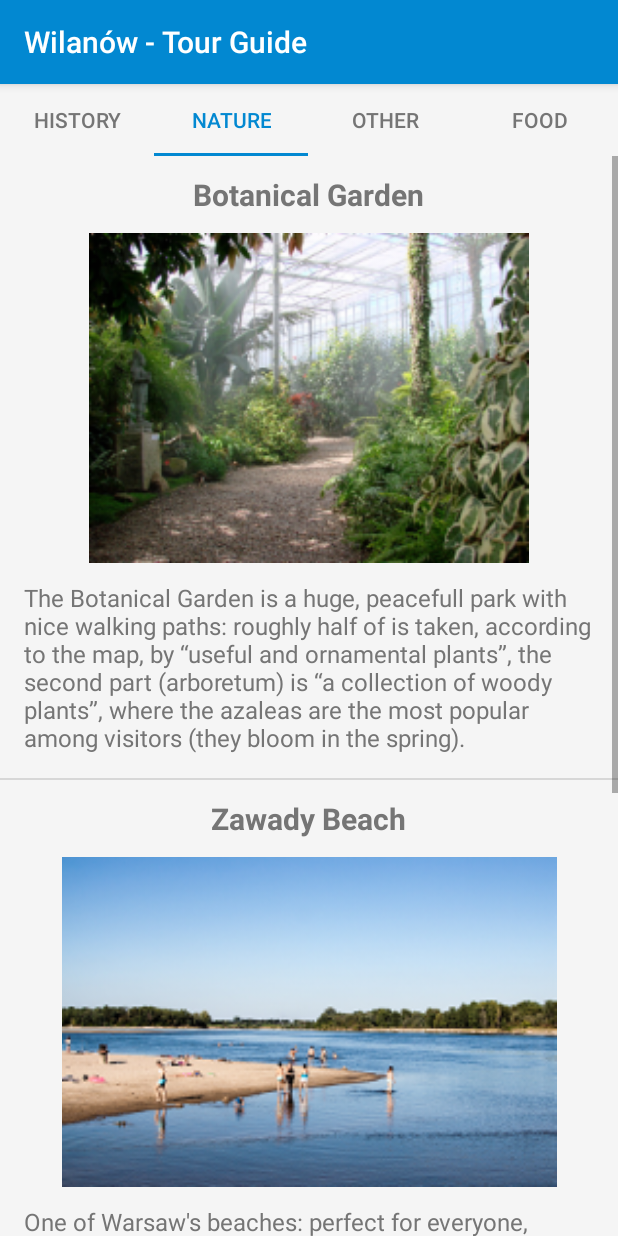
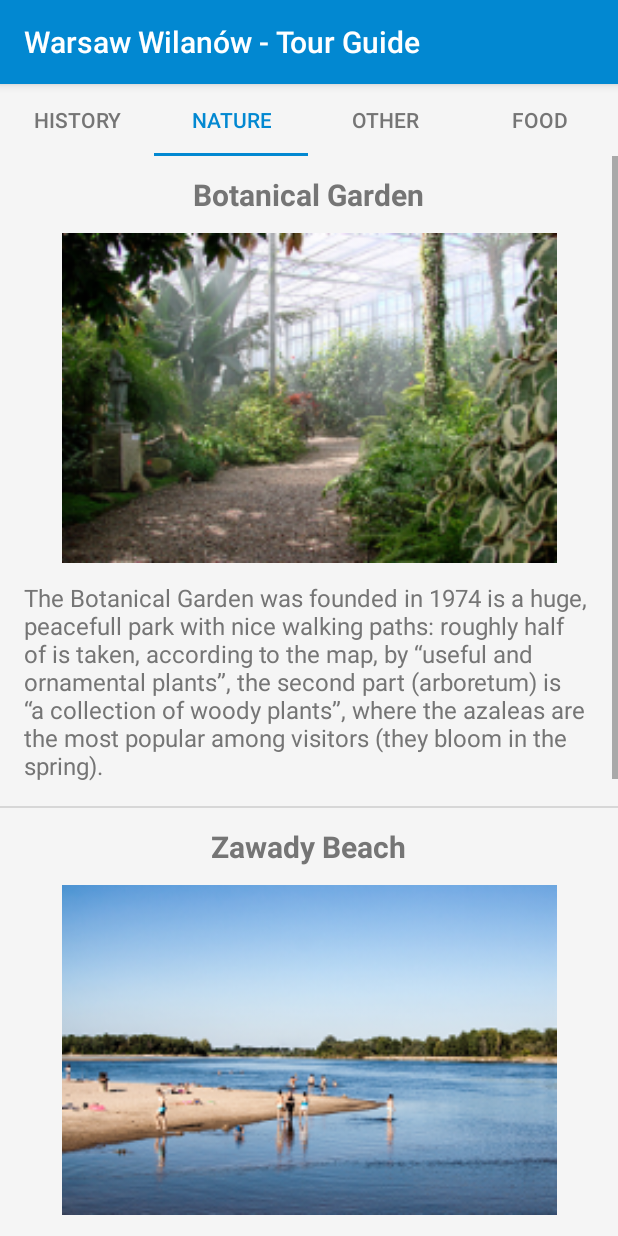
Before and after one commit to Batmanistka/TourQuide2, an Android app: the screen it shows after launch (MainActivity), tab 2 chosen, on a phone screen of 412 x 824 dp. Run offline under Robolectric (Android 15) with nearby library versions, the phone set to English and light mode, and no system bars.

```diff
--- a/app/src/main/java/com/example/android/tourquide/CategoryAdapter.java
+++ b/app/src/main/java/com/example/android/tourquide/CategoryAdapter.java
@@ -14,9 +14,6 @@ public class CategoryAdapter extends FragmentPagerAdapter {
 
     /**
      * Create a new {@link CategoryAdapter} object.
-     *
-     * @param fm is the fragment manager that will keep each fragment's state in the adapter
-     *           across swipes.
      */
     public CategoryAdapter(Context context, FragmentManager fm) {
         super(fm);
--- a/app/src/main/java/com/example/android/tourquide/MainActivity.java
+++ b/app/src/main/java/com/example/android/tourquide/MainActivity.java
@@ -26,12 +26,6 @@ public class MainActivity extends AppCompatActivity {
 
         // Find the tab layout that shows the tabs
         TabLayout tabLayout = (TabLayout) findViewById(R.id.tabs);
-
-        // Connect the tab layout with the view pager. This will
-        //   1. Update the tab layout when the view pager is swiped
-        //   2. Update the view pager when a tab is selected
-        //   3. Set the tab layout's tab names with the view pager's adapter's titles
-        //      by calling onPageTitle()
         tabLayout.setupWithViewPager(viewPager);
     }
 }
--- a/app/src/main/java/com/example/android/tourquide/Place.java
+++ b/app/src/main/java/com/example/android/tourquide/Place.java
@@ -11,14 +11,11 @@ public class Place {
     /** Image resource ID of place*/
     private int mImageResourceId = NO_IMAGE_PROVIDED;
 
-    /** Constant value that represents no image was provided  */
+    /** If no image was provided  */
     private static final int NO_IMAGE_PROVIDED = -1;
 
     /**
      * Create a new Place object.
-     *
-     * @param placeNameId is the string resource ID for name of place
-     * @param placeDescriptionId is the string resource ID for description of place
      */
     public Place(int placeNameId, int placeDescriptionId) {
         mPlaceNameId = placeNameId;
--- a/app/src/main/java/com/example/android/tourquide/PlaceAdapter.java
+++ b/app/src/main/java/com/example/android/tourquide/PlaceAdapter.java
@@ -43,12 +43,12 @@ public class PlaceAdapter extends ArrayAdapter<Place> {
         ImageView imageView = (ImageView) listItemView.findViewById(R.id.image);
         // Check if an image is provided for this place or not
         if (currentPlace.hasImage()) {
-            // If an image is available, display the provided image based on the resource ID
+            // Display available image based on the resource ID
             imageView.setImageResource(currentPlace.getImageResourceId());
             // Make sure the view is visible
             imageView.setVisibility(View.VISIBLE);
         } else {
-            // Otherwise hide the ImageView (set visibility to GONE)
+            // If there is no image - set visibility to GONE
             imageView.setVisibility(View.GONE);
         }
 
@@ -59,8 +59,6 @@ public class PlaceAdapter extends ArrayAdapter<Place> {
         // Set the background color of the text container View
         textContainer.setBackgroundColor(color);
 
-        // Return the whole list item layout (containing 2 TextViews) so that it can be shown in
-        // the ListView.
         return listItemView;
     }
 }
--- a/app/src/main/res/layout/list_item.xml
+++ b/app/src/main/res/layout/list_item.xml
@@ -8,42 +8,18 @@
 
     <LinearLayout
         android:id="@+id/text_container"
-        android:layout_width="match_parent"
-        android:layout_height="wrap_content"
-        android:orientation="vertical"
-        android:layout_marginBottom="16dp"
-        android:layout_marginRight="16dp"
-        android:layout_marginLeft="16dp">
+        style="@style/LinearTwo">
 
         <TextView
             android:id="@+id/place_name_text_view"
-            android:layout_width="wrap_content"
-            android:layout_height="wrap_content"
-            android:layout_gravity="center"
-            android:textColor="#757575"
-            android:textSize="20sp"
-            android:textStyle="bold"
-            tools:text="place name"
-            android:layout_marginTop="12dp"
-            android:gravity="bottom"/>
+            style="@style/TextViewOne" />
 
         <ImageView
             android:id="@+id/image"
-            android:layout_width="380dp"
-            android:layout_height="220dp"
-            android:gravity="center"
-            android:layout_gravity="center"
-            android:layout_marginTop="12dp"/>
+            style="@style/ImageView"/>
 
         <TextView
             android:id="@+id/place_describe_text_view"
-            android:layout_width="wrap_content"
-            android:layout_height="wrap_content"
-            android:layout_gravity="center"
-            android:textColor="#757575"
-            android:textSize="16sp"
-            tools:text="place description"
-            android:layout_marginTop="12dp"
-            android:gravity="top"/>
+            style="@style/TextViewTwo"/>
     </LinearLayout>
 </LinearLayout>
--- a/app/src/main/res/values/strings.xml
+++ b/app/src/main/res/values/strings.xml
@@ -1,8 +1,6 @@
 <resources>
-    <string name="app_name">Wilanów - Tour Guide</string>
-
-    <!-- TODO: Remove or change this placeholder text -->
-    <string name="hello_blank_fragment">Hello blank fragment</string>
+    <string name="app_name">Warsaw Wilanów - Tour Guide</string>
+    <string name="action_settings">Settings</string>
 
     <string name="monumentsCategory">History</string>
     <string name="natureCategory">Nature</string>
@@ -29,11 +27,12 @@
         the local people who hid them; today they are housed in the newly built Third Millennium Tower. </string>
 
     <string name="botanicGarden">Botanical Garden</string>
-    <string name="botanicGardenDescription">The Botanical Garden is a huge, peacefull park with nice walking paths:
-        roughly half of is taken, according to the map, by “useful and ornamental plants”, the second part (arboretum)
-        is “a collection of woody plants”, where the azaleas are the most popular among visitors (they bloom in the spring). </string>
+    <string name="botanicGardenDescription">The Botanical Garden was founded in 1974
+        is a huge, peacefull park with nice walking paths: roughly half of is taken, according to the map,
+        by “useful and ornamental plants”, the second part (arboretum) is “a collection of woody plants”,
+        where the azaleas are the most popular among visitors (they bloom in the spring). </string>
     <string name="zawadyBeach">Zawady Beach</string>
-    <string name="zawadyBeachDescription">One of Warsaw\'s beaches: perfect for everyone, families, groups of friends,
+    <string name="zawadyBeachDescription">One of Warsaw\'s beaches on the Vistula River: perfect for everyone, families, groups of friends,
         looking to hang out and have a good time. In the old days it would be a summer day destination,
         a typical lazy Sunday activity for Varsovians.</string>
     <string name="morysinNatureReserve">Morysin Nature Reserve</string>
@@ -55,14 +54,14 @@
     <string name="posterMuseum">Poster Museum</string>
     <string name="posterDescription">The Poster Museum at Wilanów is the world\'s oldest poster museum and
         is part of the National Museum in Warsaw. It was established through a grant of several thousand
-        posters belonging to the National Museum, made by the Museum's Director, Stanislav Lorentz.
-        The Poster Museum opened in June 1968, becoming the world's first museum dedicated to this art form.</string>
+        posters belonging to the National Museum, made by the Museum\'s Director, Stanislav Lorentz.
+        The Poster Museum opened in June 1968, becoming the world\'s first museum dedicated to this art form.</string>
     <string name="royalWilanow">Royal Wilanów</string>
     <string name="royalDescription">The Royal Wilanów building is something for fans of modern architecture.
-        It has an irregular shape of a glass block, set on a trapezoidal plan with two inner courtyards.
+        Built in 2015, it has an irregular shape of a glass block, set on a trapezoidal plan with two inner courtyards.
         The facade of the building arches bends, creating a background for the square in front of the building.
         It creates an appropriate background for both historical buildings in the neighborhood and for modern
-        apartment buildings in the "Wilanów Village"..</string>
+        apartment buildings in the "Wilanów Village".</string>
 
     <string name="kuchniaOtwarta">Kuchnia Otwarta</string>
     <string name="kuchniaOtwartaDescription">Kuchnia Otwarta is an everyday restaurant. Fairly fed, seasonally,
@@ -78,10 +77,9 @@
     <string name="plato">Plato</string>
     <string name="platoDescription">Author\'s kitchen of young, passionate people based on European and Asian cuisine.
         The restaurant specializes in seafood and fish. A lot of energy on the plate and in the interior.</string>
-    <string name="title_activity_main2">Main2Activity</string>
+
     <string name="tab_text_1">Tab 1</string>
     <string name="tab_text_2">Tab 2</string>
     <string name="tab_text_3">Tab 3</string>
-    <string name="action_settings">Settings</string>
-    <string name="section_format">Hello World from section: %1$d</string>
+
 </resources>
--- a/app/src/main/res/values/styles.xml
+++ b/app/src/main/res/values/styles.xml
@@ -18,4 +18,43 @@
     <style name="CategoryTabTextAppearance" parent="TextAppearance.Design.Tab">
         <item name="android:textColor">#757575</item>
     </style>
+
+    <style name="ImageView">
+        <item name="android:layout_width">380dp</item>
+        <item name="android:layout_height">220dp</item>
+        <item name="android:layout_gravity">center</item>
+        <item name="android:gravity">center</item>
+        <item name="android:layout_marginTop">12dp</item>
+    </style>
+
+    <style name="TextViewOne">
+        <item name="android:layout_width">wrap_content</item>
+        <item name="android:layout_height">wrap_content</item>
+        <item name="android:layout_gravity">center</item>
+        <item name="android:gravity">bottom</item>
+        <item name="android:textSize">20sp</item>
+        <item name="android:textColor">#757575</item>
+        <item name="android:textStyle">bold</item>
+        <item name="android:layout_marginTop">12dp</item>
+    </style>
+
+    <style name="TextViewTwo">
+        <item name="android:layout_width">wrap_content</item>
+        <item name="android:layout_height">wrap_content</item>
+        <item name="android:layout_gravity">center</item>
+        <item name="android:gravity">top</item>
+        <item name="android:textSize">16sp</item>
+        <item name="android:textColor">#757575</item>
+        <item name="android:layout_marginTop">12dp</item>
+    </style>
+
+    <style name="LinearTwo">
+        <item name="android:layout_width">match_parent</item>
+        <item name="android:layout_height">wrap_content</item>
+        <item name="android:orientation">vertical</item>
+        <item name="android:layout_marginBottom">16dp</item>
+        <item name="android:layout_marginRight">16dp</item>
+        <item name="android:layout_marginLeft">16dp</item>
+    </style>
+
 </resources>
```
Also changed, not shown: app/src/main/res/drawable-hdpi/nature_botanic_g.png, app/src/main/res/drawable-ldpi/nature_botanic_g.png (added), app/src/main/res/drawable-mdpi/nature_botanic_g.png, app/src/main/res/drawable-xhdpi/nature_botanic_g.png, app/src/main/res/drawable-xxhdpi/nature_botanic_g.png, app/src/main/res/drawable-xxxhdpi/nature_botanic_g.png.
